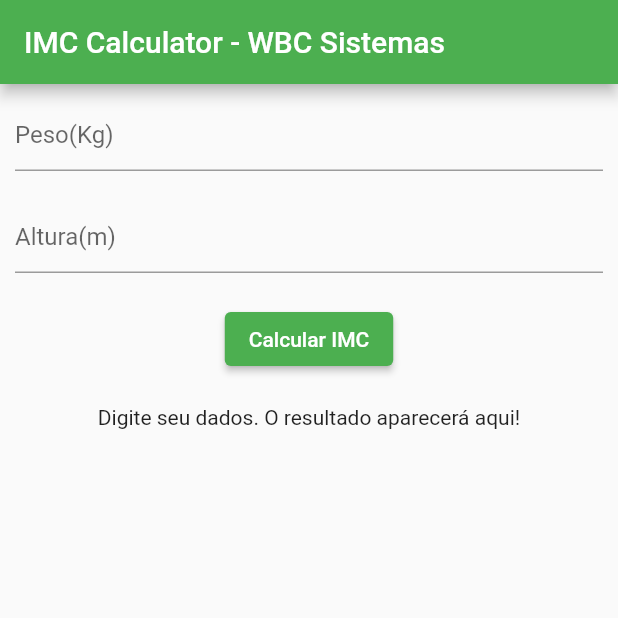
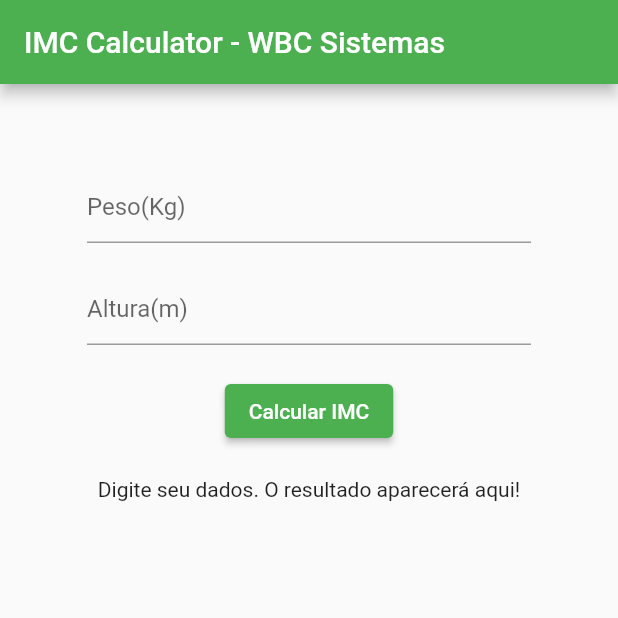
Before and after one commit to Janfrancisco/desafio_calculadora, a Flutter app: the screen it shows after launch, on a phone screen of 412 x 824 dp, the top half of it. Run offline on Flutter 3.47's test engine with Material 2 defaults, Android fonts, the phone set to English and light mode, and no system bars; our stand-ins replace mask_text_input_formatter.

Commit message:
Inclusão de máscaras e melhoria na tela para mobi

```diff
--- a/lib/main.dart
+++ b/lib/main.dart
@@ -1,4 +1,5 @@
 import 'package:flutter/material.dart';
+import 'package:mask_text_input_formatter/mask_text_input_formatter.dart';
 
 void main() {
   runApp(MyApp());
@@ -31,6 +32,9 @@
 class _MyHomePageState extends State<MyHomePage> {
   TextEditingController weightController = TextEditingController();
   TextEditingController heightController = TextEditingController();
+
+  var maskFormatterHeight =
+      new MaskTextInputFormatter(mask: '#.##', filter: {"#": RegExp(r'[0-9]')});
   String? _result;
 
   void resetFields() {
@@ -64,21 +68,26 @@
       ),
       body: Center(
           child: Padding(
-        padding: const EdgeInsets.all(10.0),
+        padding: const EdgeInsets.all(58.0),
         child: Column(
           children: [
             TextField(
               controller: weightController,
               keyboardType: TextInputType.number,
-              decoration: InputDecoration(hintText: 'Peso(Kg)'),
+              decoration:
+                  InputDecoration(hintText: 'Peso(Kg)', suffixText: 'Kg'),
             ),
             SizedBox(
               height: 20,
             ),
             TextField(
+              inputFormatters: [maskFormatterHeight],
               controller: heightController,
               keyboardType: TextInputType.number,
-              decoration: InputDecoration(hintText: 'Altura(m)'),
+              decoration: InputDecoration(
+                hintText: 'Altura(m)',
+                suffixText: 'm',
+              ),
             ),
             SizedBox(
               height: 20,
--- a/pubspec.yaml
+++ b/pubspec.yaml
@@ -23,7 +23,7 @@
 dependencies:
   flutter:
     sdk: flutter
-
+  mask_text_input_formatter: ^2.0.0
 
   # The following adds the Cupertino Icons font to your application.
   # Use with the CupertinoIcons class for iOS style icons.
```
Also changed, not shown: pubspec.lock.
